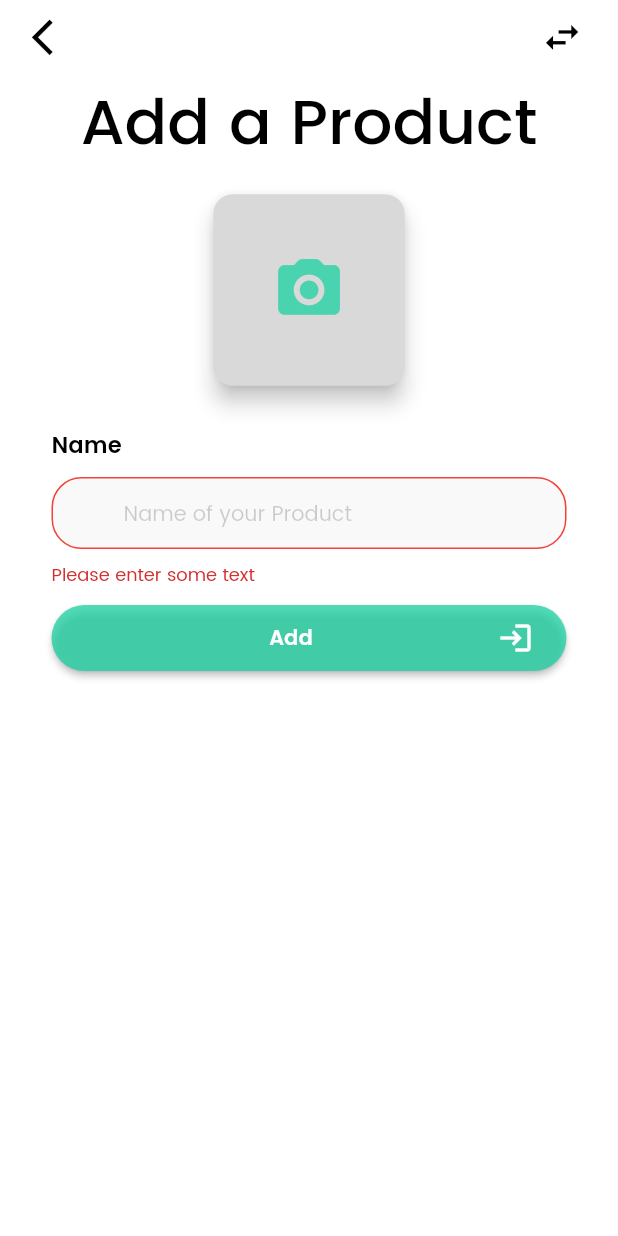
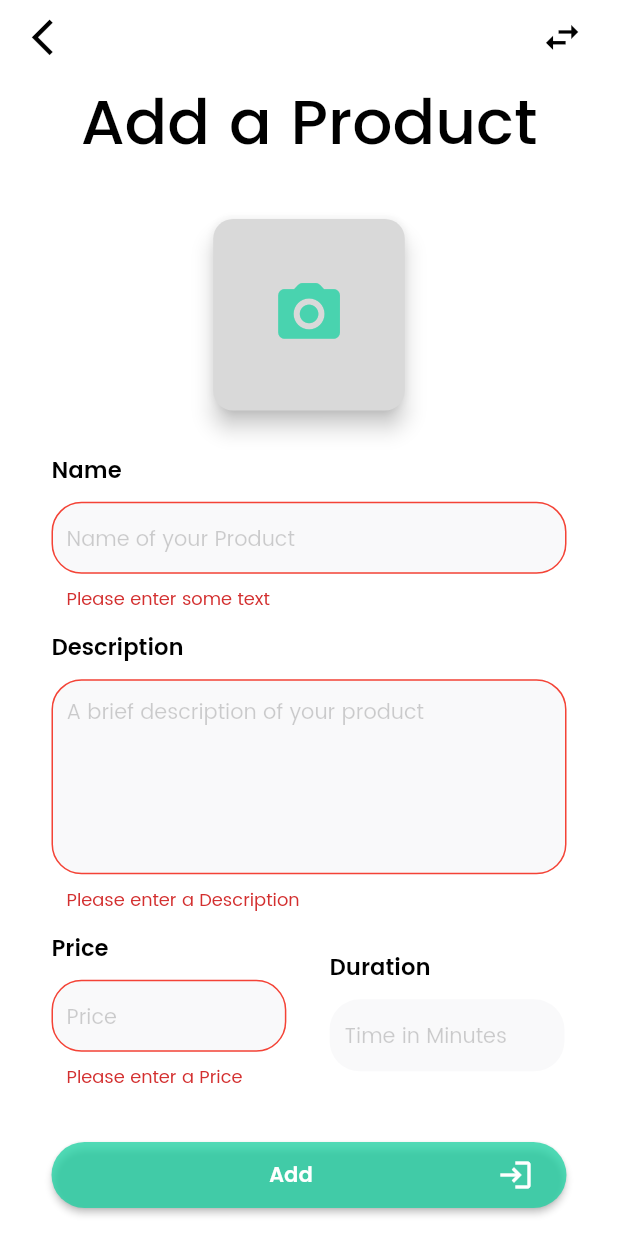
Before and after one commit to aswad546/BaltiApp, a Flutter app: the AddProduct screen opened directly, after a tap on "Add", on a phone screen of 412 x 824 dp. Run offline on Flutter 3.47's test engine with Material 2 defaults, Android fonts, the phone set to English and light mode, and no system bars; our stand-ins replace geocoding, geolocator, google_maps_flutter, image_picker.

Commit message:
Important changes

```diff
--- a/lib/main.dart
+++ b/lib/main.dart
@@ -1,3 +1,5 @@
+import 'package:balti_app/pages/seller/add_business.dart';
+import 'package:balti_app/pages/seller/add_product.dart';
 import 'package:balti_app/widgets/DashScreensContent/business_detail.dart';
 import 'package:flutter/material.dart';
 import 'package:provider/provider.dart';
@@ -82,7 +84,7 @@ class MyApp extends StatelessWidget {
             ),
           ),
           routes: {
-            '/': (ctx) => const BusinessDetail(),
+            '/': (ctx) => const AddBusiness(),
             // '/': (ctx) => const UserDashScreen(),
             // SignUpScreen.routeName: (ctx) => const SignUpScreen(),
             // MapScreen.routeName: (context) => const MapScreen()
--- a/lib/pages/seller/add_business.dart
+++ b/lib/pages/seller/add_business.dart
@@ -106,20 +106,6 @@ class _AddBusinessState extends State<AddBusiness> {
                 child: Column(
                   crossAxisAlignment: CrossAxisAlignment.center,
                   children: [
-                    // imageFile == null
-                    //     ? Container(
-                    //         margin: EdgeInsets.only(
-                    //           top: mediaQuery.size.height * 0.02,
-                    //           bottom: mediaQuery.size.height * 0.02,
-                    //         ),
-                    //         width: mediaQuery.size.height * 0.155,
-                    //         height: mediaQuery.size.height * 0.155,
-                    //         child: Image.file(
-                    //           imageFile!,
-                    //           fit: BoxFit.cover,
-                    //         ),
-                    //       )
-                    //     :
                     Container(
                       margin: EdgeInsets.only(
                         top: mediaQuery.size.height * 0.02,
@@ -144,6 +130,9 @@ class _AddBusinessState extends State<AddBusiness> {
                                 )
                               : Image.file(
                                   imageFile!,
+                                  fit: BoxFit.fitWidth,
+                                  width: mediaQuery.size.height * 0.155,
+                                  height: mediaQuery.size.height * 0.155,
                                 )),
                     ),
                     SizedBox(
--- a/lib/pages/seller/add_product.dart
+++ b/lib/pages/seller/add_product.dart
@@ -9,6 +9,7 @@ import 'package:image_picker/image_picker.dart';
 
 import '../../widgets/auth_form_field.dart';
 import '../../widgets/custom_icon_button.dart';
+import '../../widgets/small_form_field.dart';
 
 class AddProduct extends StatefulWidget {
   const AddProduct({Key? key}) : super(key: key);
@@ -106,7 +107,7 @@ class _AddProductState extends State<AddProduct> {
                   children: [
                     Container(
                       margin: EdgeInsets.only(
-                        top: mediaQuery.size.height * 0.02,
+                        top: mediaQuery.size.height * 0.02*2,
                         bottom: mediaQuery.size.height * 0.02,
                       ),
                       width: mediaQuery.size.height * 0.155,
@@ -128,6 +129,9 @@ class _AddProductState extends State<AddProduct> {
                                 )
                               : Image.file(
                                   imageFile!,
+                                  fit: BoxFit.fitWidth,
+                                  width: mediaQuery.size.height * 0.155,
+                                  height: mediaQuery.size.height * 0.155,
                                 )),
                     ),
                     SizedBox(
@@ -141,6 +145,37 @@ class _AddProductState extends State<AddProduct> {
                     ),
                     SizedBox(
                       height: mediaQuery.size.height * 0.01379,
+                    ),
+                    AuthFormField(
+                      hintText: "A brief description of your product",
+                      formFieldKey: const ValueKey('Description'),
+                      fieldLabel: 'Description',
+                      fieldController: descriptionController,
+                      minLines: 5,
+                      maxLines: 10,
+                    ),
+                    SizedBox(
+                      height: mediaQuery.size.height * 0.01379,
+                    ),
+                    Row(
+                      children: [
+                        SmallFormField(
+                            hintText: "Price",
+                            fieldController: priceController,
+                            formFieldKey: const ValueKey('Price'),
+                            fieldLabel: "Price"),
+                        SizedBox(
+                          width: mediaQuery.size.width * 0.07,
+                        ),
+                        SmallFormField(
+                            hintText: "Time in Minutes",
+                            fieldController: durationController,
+                            formFieldKey: const ValueKey('Duration'),
+                            fieldLabel: "Duration"),
+                      ],
+                    ),
+                    SizedBox(
+                      height: mediaQuery.size.height * 3 * 0.01379,
                     ),
                     CustomIconButton(
                       color: const Color.fromARGB(193, 27, 209, 161),
--- a/lib/widgets/auth_form_field.dart
+++ b/lib/widgets/auth_form_field.dart
@@ -8,6 +8,8 @@ class AuthFormField extends StatefulWidget {
   final TextEditingController fieldController;
   final String? hintText;
   final TextEditingController? confirmPasswordController;
+  final int? minLines;
+  final int? maxLines;
 
   const AuthFormField({
     Key? key,
@@ -18,6 +20,8 @@ class AuthFormField extends StatefulWidget {
     required this.fieldLabel,
     this.confirmPasswordController,
     this.hintText,
+    this.minLines,
+    this.maxLines,
   }) : super(key: key);
 
   @override
@@ -66,6 +70,12 @@ class _AuthFormFieldState extends State<AuthFormField> {
       } else {
         return null;
       }
+    } else if (widget.fieldLabel == "Description") {
+      if (value == null || value.isEmpty) {
+        return 'Please enter a Description';
+      } else {
+        return null;
+      }
     } else if (widget.fieldLabel == "NTN (optional)") {
       // if (!ntnValid.hasMatch(value)) {
       //   return 'Please enter phone number in correct format';
@@ -90,6 +100,8 @@ class _AuthFormFieldState extends State<AuthFormField> {
           height: 10,
         ),
         TextFormField(
+          minLines: widget.obscureText ? 1 : widget.minLines,
+          maxLines: widget.obscureText ? 1 : widget.maxLines,
           key: widget.formFieldKey,
           obscureText: widget.obscureText,
           style: const TextStyle(
@@ -111,20 +123,21 @@ class _AuthFormFieldState extends State<AuthFormField> {
             hintText: widget.hintText,
             hintStyle: const TextStyle(
                 fontSize: 14, color: Color.fromARGB(48, 0, 0, 0)),
-            contentPadding: const EdgeInsets.symmetric(
-              vertical: 0.0,
-            ),
+            contentPadding:
+                const EdgeInsets.symmetric(vertical: 10.0, horizontal: 10),
             focusedBorder: OutlineInputBorder(
               borderSide: const BorderSide(
                 color: Color.fromARGB(33, 0, 0, 0),
               ),
               borderRadius: BorderRadius.circular(20),
             ),
-            prefixIcon: Align(
-              widthFactor: 1,
-              heightFactor: 1.0,
-              child: widget.fieldIcon,
-            ),
+            prefixIcon: widget.fieldIcon == null
+                ? null
+                : Align(
+                    widthFactor: 1,
+                    heightFactor: 1.0,
+                    child: widget.fieldIcon,
+                  ),
             fillColor: const Color.fromARGB(255, 249, 249, 250),
             filled: true,
             enabledBorder: OutlineInputBorder(
```
